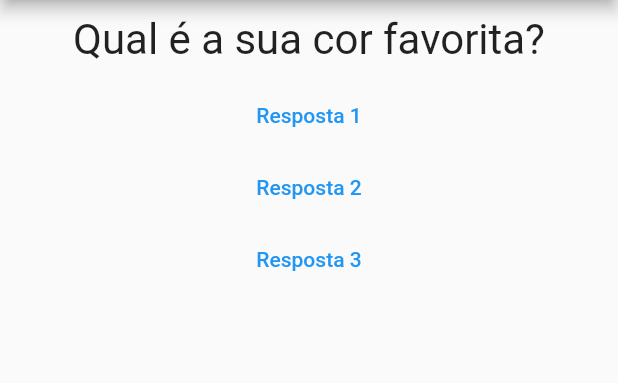
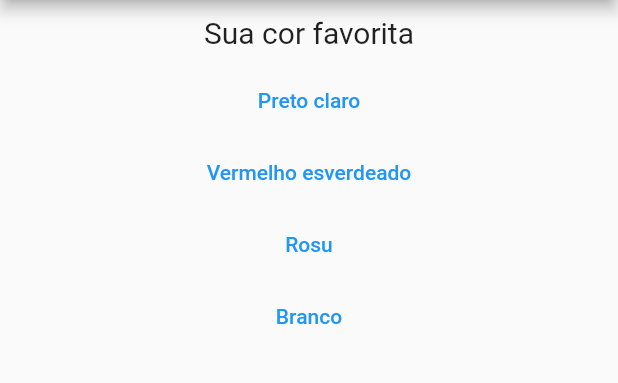
Before and after one commit to menesesdev/Quiz_Perguntas_App, a Flutter app: the screen it shows after launch, on a phone screen of 412 x 824 dp, the part 84-467 px from its top. Run offline on Flutter 3.47's test engine with Material 2 defaults, Android fonts, the phone set to English and light mode, and no system bars.

Commit message:
Mudando as respostas com as perguntas

```diff
--- a/lib/main.dart
+++ b/lib/main.dart
@@ -15,16 +15,25 @@ class _PerguntaAppState extends State<PerguntaApp> {
 
   @override
   Widget build(BuildContext context) {
-    const List<Map>perguntas = [
+    const List<Map> perguntas = [
       {
-        'texto': 'Qual é a sua cor favorita?',
-        'respostas': ['Preto', 'Vermelho', 'Verde', 'Branco'],
+        'texto': 'Sua cor favorita',
+        'respostas': ['Preto claro', 'Vermelho esverdeado', 'Rosu', 'Branco'],
       },
       {
-        'texto': 'Qual é o seu animal favorito?',
-        'respostas': ['Coelho', 'Cobra', 'Elefante', 'Leão'],
+        'texto': 'Seu animal favorito',
+        'respostas': ['Vacalo', 'Jaré', 'Rinoceronte branco', 'Chupaku'],
+      },
+      {
+        'texto': 'Bora',
+        'respostas': ['Tomar uma', 'Num vai não'],
       },
     ];
+
+    List<Widget> respostas =[];
+    for(String textoResp in perguntas[_perguntaSelecionada]['respostas']){
+      respostas.add(Resposta(textoResp, _responder));
+    }
 
     return MaterialApp(
       debugShowCheckedModeBanner: false,
@@ -35,9 +44,7 @@ class _PerguntaAppState extends State<PerguntaApp> {
         body: Column(
           children: <Widget>[
             Questao(perguntas[_perguntaSelecionada]['texto']),
-            Resposta('Resposta 1', _responder),
-            Resposta('Resposta 2', _responder),
-            Resposta('Resposta 3', _responder),
+            ...respostas
           ],
         ),
       ),
--- a/lib/questao.dart
+++ b/lib/questao.dart
@@ -12,7 +12,7 @@ class Questao extends StatelessWidget {
       margin: const EdgeInsets.all(10),
       child: Text(
         texto,
-        style: const TextStyle(fontSize: 28),
+        style: const TextStyle(fontSize: 20),
         textAlign: TextAlign.center,
       ),
     );
```
